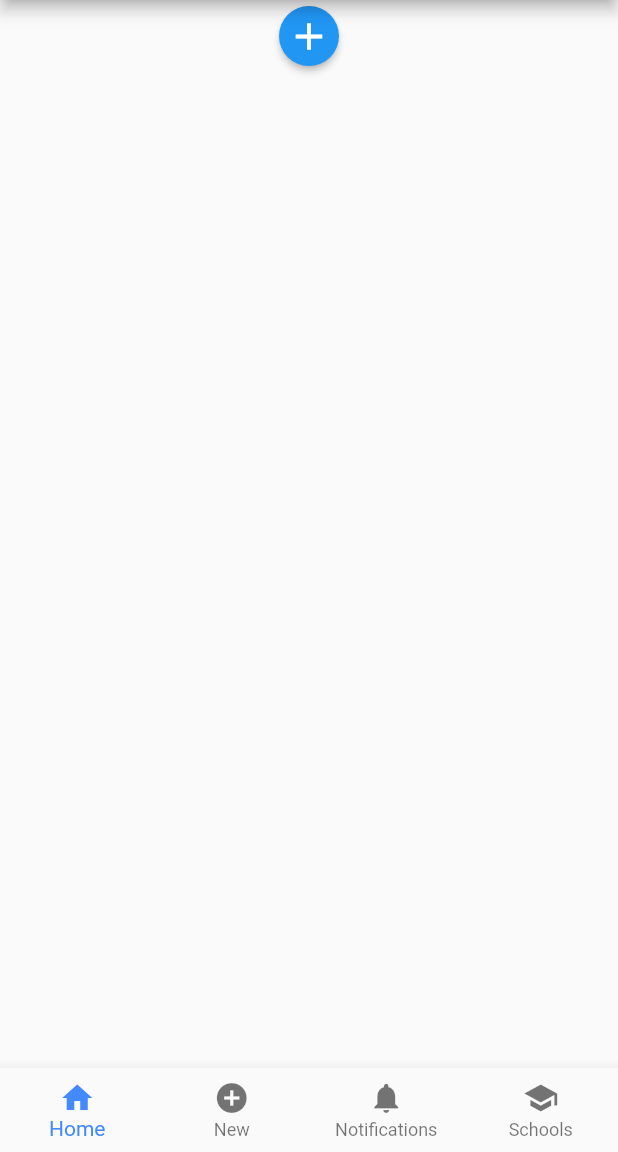
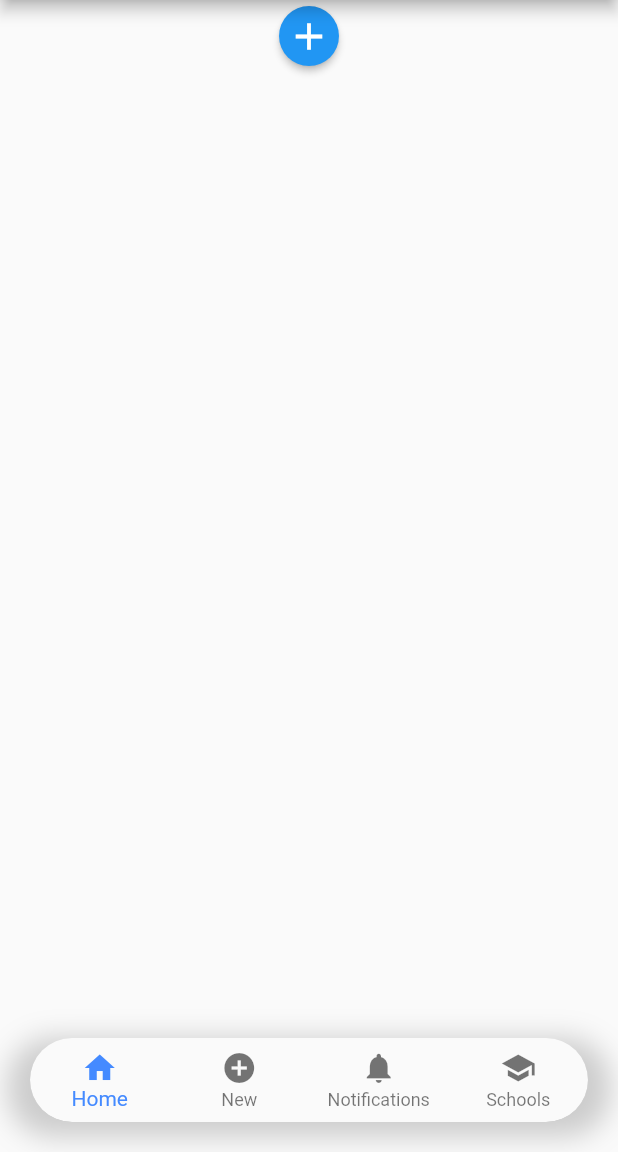
Before and after one commit to pacifiquebayisenge/realdolmen_stage_flutter, a Flutter app: the screen it shows after launch, on a phone screen of 412 x 824 dp, the part 84-1236 px from its top. Run offline on Flutter 3.47's test engine with Material 2 defaults, Android fonts, the phone set to English and light mode, and no system bars.

Commit message:
Bottom nav bar
rounded
floating
box shadow

```diff
--- a/schooler/lib/pages/home.dart
+++ b/schooler/lib/pages/home.dart
@@ -32,8 +32,27 @@ class _HomeState extends State<Home> {
           ),
         ),
       ),
-      bottomNavigationBar: BottomNavigationBar(
-
+      bottomNavigationBar: Container(
+        padding: EdgeInsets.only(bottom: 20.0),
+        decoration: BoxDecoration(
+          borderRadius: BorderRadius.all(Radius.circular(30.0)),
+          boxShadow: [
+            BoxShadow(
+              color: Colors.grey.withOpacity(0.5),
+              spreadRadius: -5,
+              blurRadius: 15,
+              offset: Offset(0, -5),
+            ),
+          ],
+        ),
+        child: Padding(
+          padding: const EdgeInsets.only(
+            left: 20.0,
+            right: 20.0
+          ),
+          child: ClipRRect(
+            borderRadius: BorderRadius.all(Radius.circular(30.0)),
+            child: BottomNavigationBar(
               type: BottomNavigationBarType.fixed,
               items: [
                 BottomNavigationBarItem(
@@ -51,12 +70,14 @@ class _HomeState extends State<Home> {
                 BottomNavigationBarItem(
                   icon: Icon(Icons.school_sharp),
                   label: 'Schools',
-
                 ),
               ],
               currentIndex: _selectedIndex,
               selectedItemColor: Colors.blueAccent,
               onTap: _onItemTapped,
+            ),
+          ),
+        ),
       ),
     );
   }
```
Lines whose indentation alone changed are shown as unchanged.
